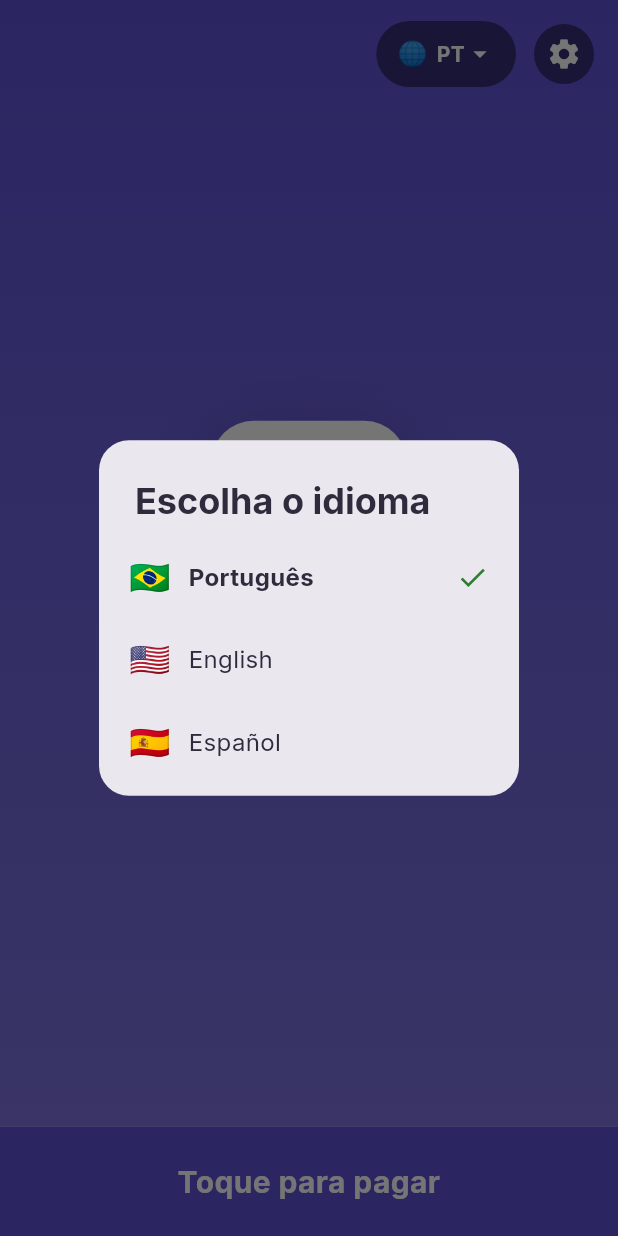
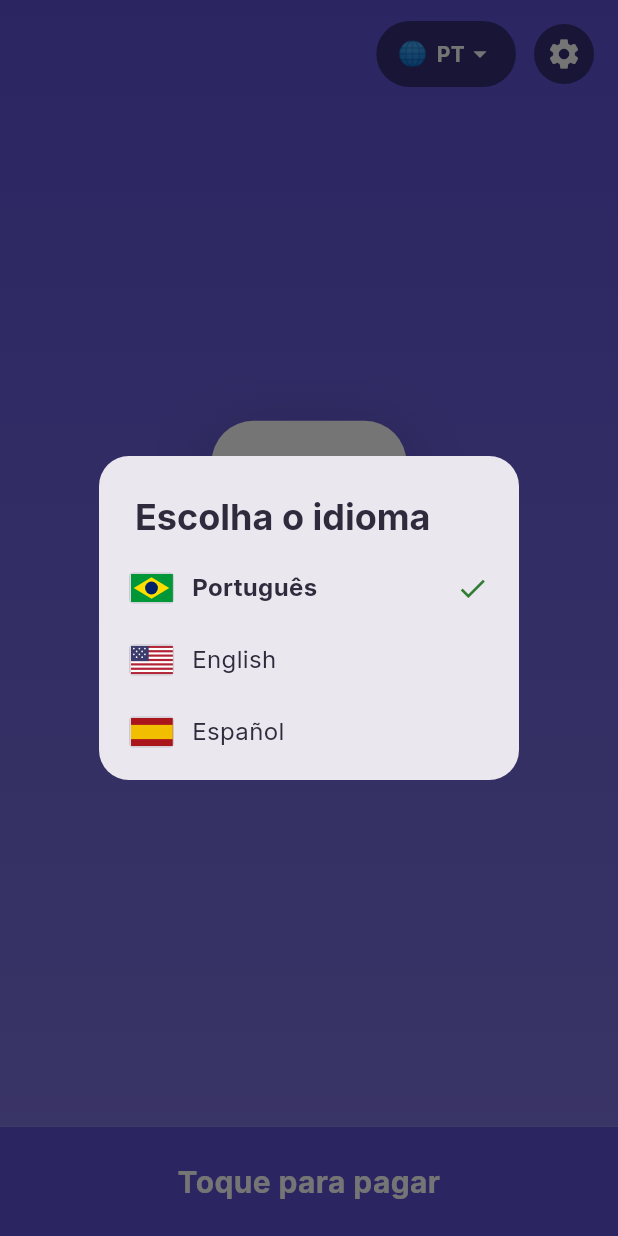
Before and after one commit to YerichSalles/constel-pay, a Flutter app: the PaginaPropaganda screen opened by its route, after a tap on "PT", on a phone screen of 412 x 824 dp. Run offline on Flutter 3.47's test engine with Material 3 defaults, Android fonts, the phone set to English and light mode, and no system bars; our stand-ins replace connectivity_plus, dio, file_picker, flutter_riverpod, flutter_secure_storage, flutter_svg and 7 more; accounts and stored records are empty.

Commit message:
fix: bandeiras svg no seletor de idioma

```diff
--- a/lib/compartilhado/widgets/seletor_idioma.dart
+++ b/lib/compartilhado/widgets/seletor_idioma.dart
@@ -1,5 +1,6 @@
 import 'package:flutter/material.dart';
 import 'package:flutter_riverpod/flutter_riverpod.dart';
+import 'package:flutter_svg/flutter_svg.dart';
 
 import '../../aplicativo/injecao.dart';
 import '../../aplicativo/tema/cores_app.dart';
@@ -7,7 +8,9 @@ import '../../l10n/app_localizations.dart';
 
 /// Um idioma suportado pelo seletor: locale usado pelo `provedorIdioma` e
 /// bandeira exibida como apoio visual (o nome do idioma vem sempre traduzido
-/// no próprio idioma, via ARB — nunca hardcoded aqui).
+/// no próprio idioma, via ARB — nunca hardcoded aqui). A bandeira é um SVG
+/// próprio (não emoji): Windows não tem fonte de emoji de bandeira e
+/// renderiza como sigla de duas letras.
 class _Idioma {
   const _Idioma(this.locale, this.bandeira);
 
@@ -16,9 +19,9 @@ class _Idioma {
 }
 
 const List<_Idioma> _idiomasSuportados = [
-  _Idioma(Locale('pt', 'BR'), '🇧🇷'),
-  _Idioma(Locale('en'), '🇺🇸'),
-  _Idioma(Locale('es'), '🇪🇸'),
+  _Idioma(Locale('pt', 'BR'), 'assets/bandeiras/br.svg'),
+  _Idioma(Locale('en'), 'assets/bandeiras/us.svg'),
+  _Idioma(Locale('es'), 'assets/bandeiras/es.svg'),
 ];
 
 /// Pill de troca de idioma do atendimento, exibido ao lado da engrenagem de
@@ -120,7 +123,8 @@ class SeletorIdioma extends ConsumerWidget {
 /// Uma opção de idioma dentro do diálogo do [SeletorIdioma]: bandeira como
 /// apoio visual + nome do idioma no próprio idioma + indicador do idioma
 /// atual (ícone de check, nunca só cor, para não depender de percepção de
-/// cor).
+/// cor). A bandeira é sempre acompanhada do nome — nunca é o único
+/// identificador do idioma.
 class _OpcaoIdioma extends StatelessWidget {
   const _OpcaoIdioma({
     required this.bandeira,
@@ -143,7 +147,20 @@ class _OpcaoIdioma extends StatelessWidget {
         padding: const EdgeInsets.symmetric(horizontal: 20, vertical: 12),
         child: Row(
           children: [
-            Text(bandeira, style: const TextStyle(fontSize: 22)),
+            ClipRRect(
+              borderRadius: BorderRadius.circular(3),
+              child: Container(
+                decoration: BoxDecoration(
+                  border: Border.all(color: const Color(0x22000000)),
+                ),
+                child: SvgPicture.asset(
+                  bandeira,
+                  width: 28,
+                  height: 19,
+                  fit: BoxFit.cover,
+                ),
+              ),
+            ),
             const SizedBox(width: 12),
             Expanded(
               child: Text(
--- a/pubspec.yaml
+++ b/pubspec.yaml
@@ -48,6 +48,7 @@ flutter:
   generate: true
   assets:
     - assets/marca/
+    - assets/bandeiras/
   # Fontes empacotadas: o terminal funciona sem internet.
   fonts:
     - family: Inter
```
Also changed, not shown: assets/bandeiras/br.svg (added), assets/bandeiras/es.svg (added), assets/bandeiras/us.svg (added), 1 other file.
